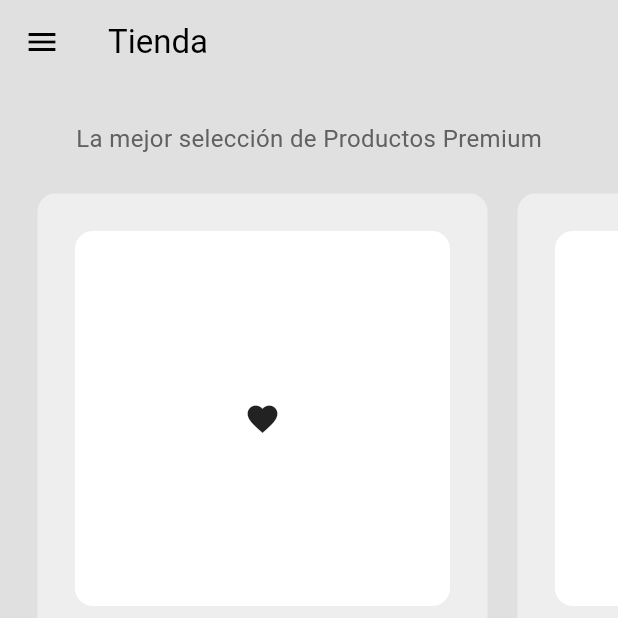
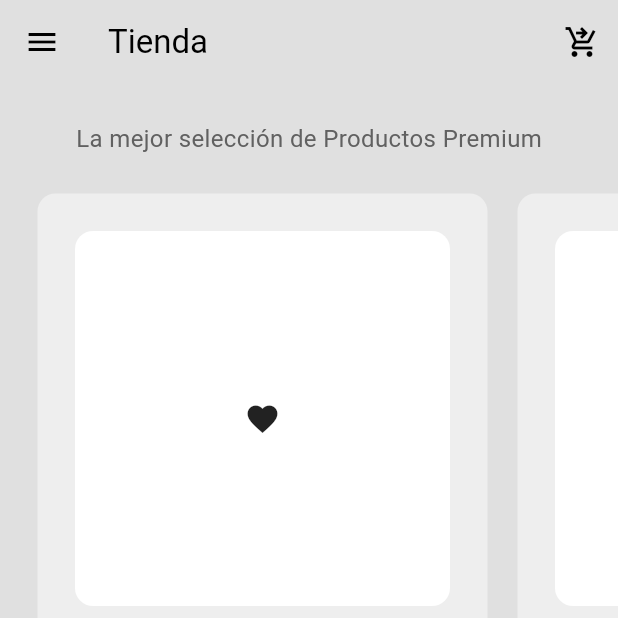
Before and after one commit to XamalionDev71/e401_ecommerce, a Flutter app: the ShopPage screen opened by its route, on a phone screen of 412 x 824 dp, the top half of it. Run offline on Flutter 3.47's test engine with Material 3 defaults, Android fonts, the phone set to English and light mode, and no system bars.

Commit message:
commit2 20May2025

```diff
--- a/lib/pages/shop_page.dart
+++ b/lib/pages/shop_page.dart
@@ -14,7 +14,13 @@ class ShopPage extends StatelessWidget {
     final theme = Theme.of(context).colorScheme;
 
     return Scaffold(
-      appBar: AppBar(title: Text('Tienda')),
+      appBar: AppBar(
+        title: Text('Tienda'),
+        actions: [
+          IconButton(onPressed: ()=>Navigator.pushNamed(context, '/cart_page'),
+          icon: Icon(Icons.shopping_cart_checkout_outlined)),
+        ],
+      ),
       drawer: MiMenu(),
       body: ListView(
         children: [
```
